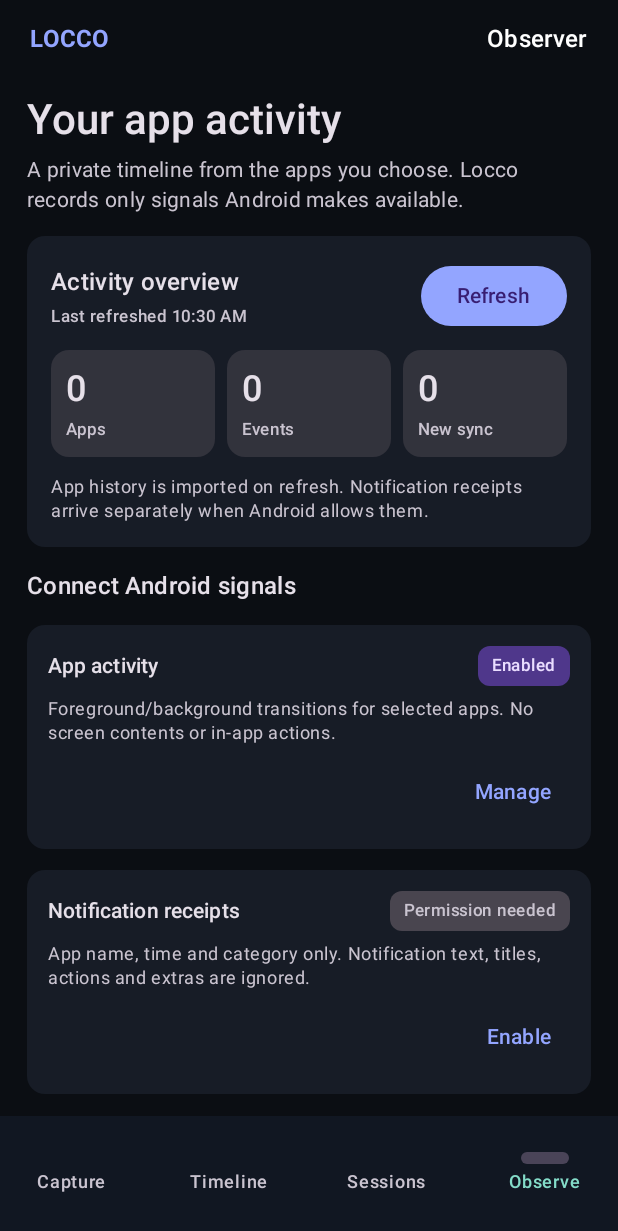
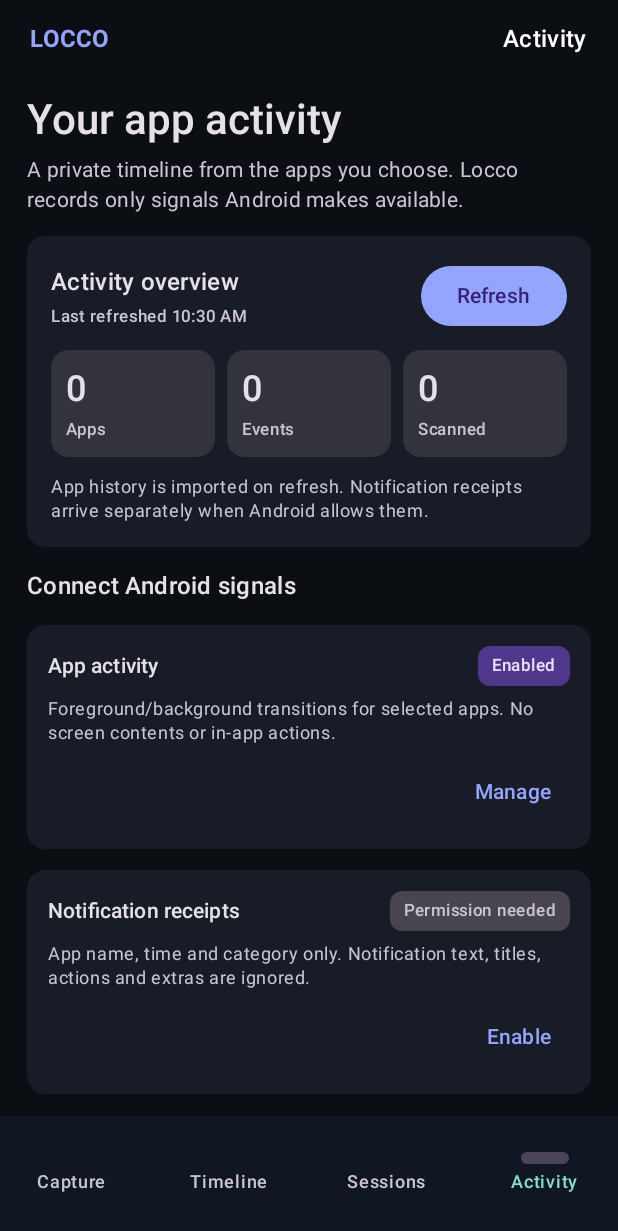
Before and after one commit to ysfclc/Locco, an Android app built with Jetpack Compose: the screen it shows after launch (MainActivity), item 4 of the bottom bar chosen, on a phone screen of 412 x 824 dp. Shown: the top 1231 px of the screen. Run offline under Robolectric (Android 15) with nearby library versions, the phone set to English and light mode, and no system bars; libraries missing offline, so code that uses them is left out: net.zetetic.database; 10 statements that could not run were skipped.

Commit message:
polish: label the activity workspace and source metadata

```diff
--- a/android/app/src/main/java/com/locco/app/MainActivity.kt
+++ b/android/app/src/main/java/com/locco/app/MainActivity.kt
@@ -264,7 +264,7 @@ private fun LoccoCore(sharedCapture: SharedCapture?) {
                             LoccoTab.Capture -> "Capture"
                             LoccoTab.Timeline -> "Timeline"
                             LoccoTab.Library -> "Notes"
-                            LoccoTab.Observe -> "Observer"
+                            LoccoTab.Observe -> "Activity"
                         },
                         color = Color.White, style = MaterialTheme.typography.titleMedium
                     )
@@ -316,7 +316,7 @@ private fun LoccoCore(sharedCapture: SharedCapture?) {
                         LoccoTab.Capture to "Capture",
                         LoccoTab.Timeline to "Timeline",
                         LoccoTab.Library to "Sessions",
-                        LoccoTab.Observe to "Observe"
+                        LoccoTab.Observe to "Activity"
                     ).forEach { (tab, label) ->
                         NavigationBarItem(
                             selected = selectedTab == tab,
--- a/android/app/src/main/java/com/locco/app/ObserverScreen.kt
+++ b/android/app/src/main/java/com/locco/app/ObserverScreen.kt
@@ -121,7 +121,7 @@ internal fun ObserverScreen() {
                 Row(horizontalArrangement = Arrangement.spacedBy(8.dp)) {
                     Metric(selected.size.toString(), "Apps", Modifier.weight(1f))
                     Metric(events.size.toString(), "Events", Modifier.weight(1f))
-                    Metric(imported.toString(), "New sync", Modifier.weight(1f))
+                    Metric(imported.toString(), "Scanned", Modifier.weight(1f))
                 }
                 Text(
                     "App history is imported on refresh. Notification receipts arrive separately when Android allows them.",
@@ -279,7 +279,7 @@ private fun ActivityCard(event: AppObservation, appName: String) {
                 Text(appName, style = MaterialTheme.typography.titleSmall, fontWeight = FontWeight.SemiBold)
                 Text(title, style = MaterialTheme.typography.bodyMedium)
                 Text(
-                    "\$method · ${event.category ?: "No category"}",
+                    "$method · ${event.category ?: "No category"}",
                     style = MaterialTheme.typography.labelSmall,
                     color = MaterialTheme.colorScheme.onSurfaceVariant
                 )
```
